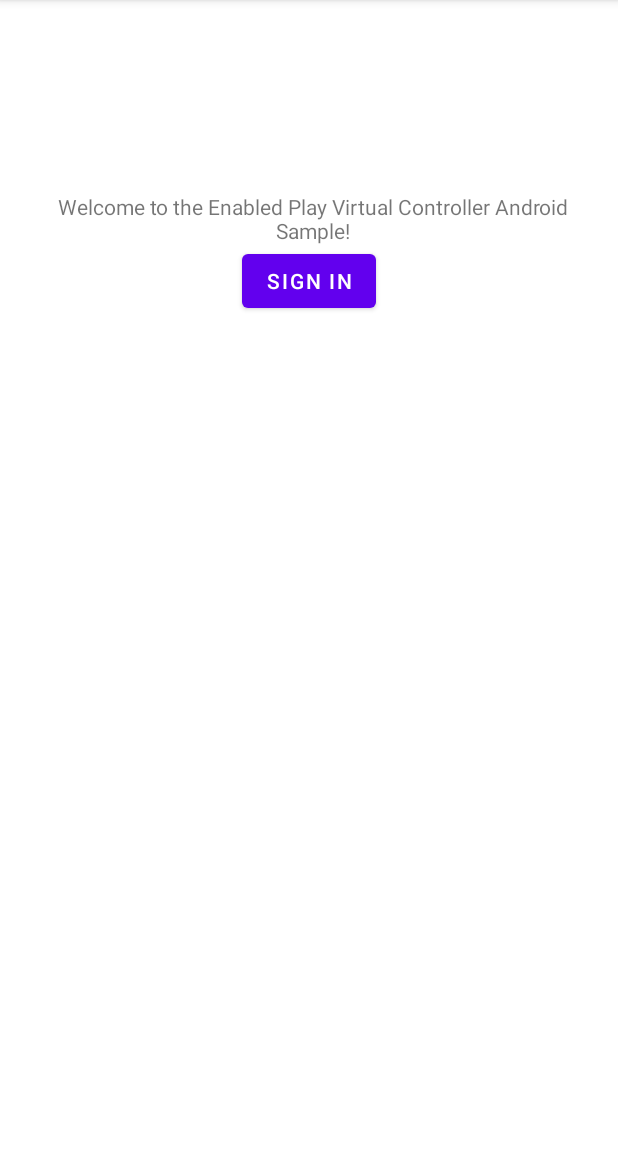
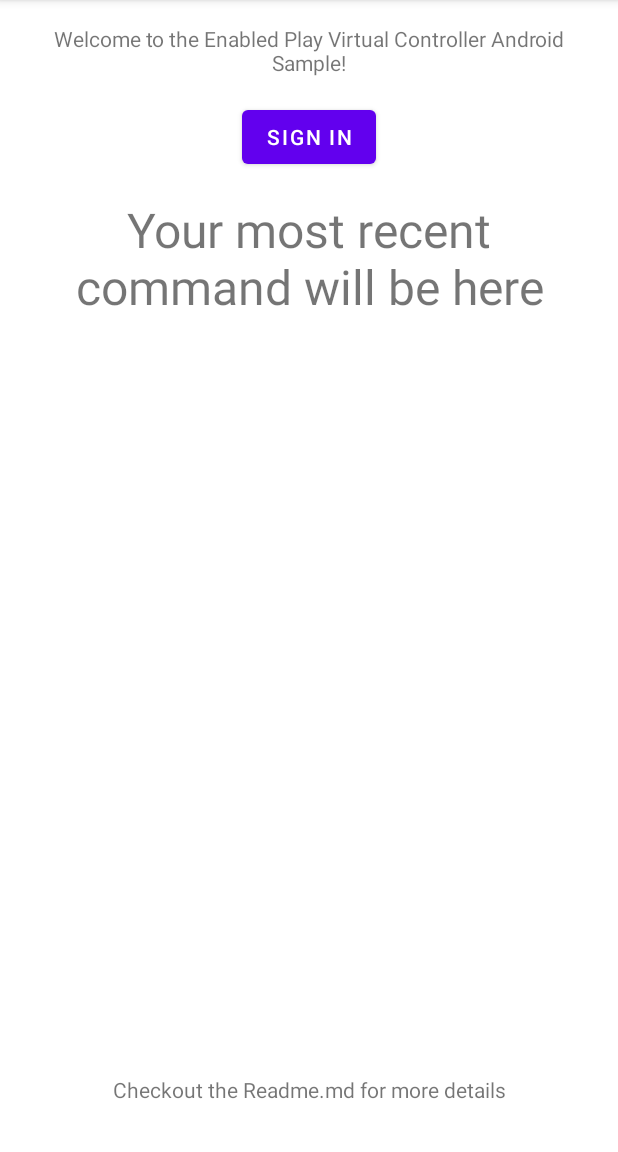
Before and after one commit to Cephable/Cephable-VirtualController-Sample, an Android app: the screen it shows after launch (MainActivity), on a phone screen of 412 x 824 dp, the part 84-1236 px from its top. Run offline under Robolectric (Android 15) with nearby library versions, the phone set to English and light mode, and no system bars; our stand-ins replace RxJava; libraries missing offline, so code that uses them is left out: com.microsoft.signalr; 1 statement that could not run was skipped.

Commit message:
Enabled Play Virtual Controller Demo

```diff
--- a/src/android/app/src/main/java/com/example/myapplication/MainActivity.kt
+++ b/src/android/app/src/main/java/com/example/myapplication/MainActivity.kt
@@ -6,7 +6,9 @@ import androidx.appcompat.app.AppCompatActivity
 import android.os.Bundle
 import android.widget.Button
 import android.widget.TextView
+import com.microsoft.signalr.HubConnection
 import com.microsoft.signalr.HubConnectionBuilder
+import com.microsoft.signalr.HubConnectionState
 import io.reactivex.rxjava3.core.Single
 import okhttp3.*
 import okhttp3.RequestBody.Companion.toRequestBody
@@ -22,14 +24,19 @@ class MainActivity : AppCompatActivity() {
     private val state = UUID.randomUUID().toString()
     private var accessToken: String? = null
     private var refreshToken: String? = null
+    private var userDeviceId: String? = null
+    private var deviceToken: String? = null
     private var authButton: Button? = null
     private var textView: TextView? = null
+    private var commandTextView: TextView? = null
+    private var hubConnection: HubConnection? = null
 
     override fun onCreate(savedInstanceState: Bundle?) {
         super.onCreate(savedInstanceState)
         setContentView(R.layout.activity_main)
         textView = findViewById(R.id.textView)
-        authButton = findViewById<Button>(R.id.signInButton)
+        authButton = findViewById(R.id.signInButton)
+        commandTextView = findViewById(R.id.command)
         authButton!!.setOnClickListener {
             val authUri = Uri.parse("https://services.enabledplay.com/signin")
                 .buildUpon()
@@ -40,6 +47,12 @@ class MainActivity : AppCompatActivity() {
 
             val intent = Intent(Intent.ACTION_VIEW, authUri)
             startActivity(intent)
+        }
+
+        loadState()
+        updateState()
+        if(deviceToken != null) {
+            connect()
         }
     }
 
@@ -56,7 +69,42 @@ class MainActivity : AppCompatActivity() {
                 // Handle the case where the user denied the authorization request
             }
         }
+        loadState()
+        updateState()
+        if(deviceToken != null) {
+            connect()
+        }
     }
+
+    private fun setStatusText(text: String) {
+        textView?.text = text
+    }
+
+    private fun loadState() {
+        // load state from shared preferences
+        val sharedPref = this.getPreferences(MODE_PRIVATE) ?: return
+        accessToken = sharedPref.getString("accessToken", null)
+        refreshToken = sharedPref.getString("refreshToken", null)
+        userDeviceId = sharedPref.getString("userDeviceId", null)
+        deviceToken = sharedPref.getString("deviceToken", null)
+
+    }
+
+
+    private fun updateState() {
+
+        if(accessToken != null) {
+            authButton?.visibility = Button.INVISIBLE
+        }
+        if(hubConnection?.connectionState == HubConnectionState.CONNECTED) {
+            textView?.text = "Connected and Ready for Commands. Use the Enabled Play app to start sending commands with virtual buttons or expression controls"
+        }
+        else {
+            textView?.text = "Disconnected. Try restarting the app or signing out to try again"
+        }
+    }
+
+
 
     private val client = OkHttpClient()
     private fun exchangeCodeForTokens(code: String) {
@@ -76,6 +124,7 @@ class MainActivity : AppCompatActivity() {
         client.newCall(request).enqueue(object : Callback {
             override fun onFailure(call: Call, e: IOException) {
                 // Handle the failure case
+                setStatusText(e.message.toString())
                 print(e)
             }
 
@@ -91,25 +140,10 @@ class MainActivity : AppCompatActivity() {
 
                     // Create a user device
                     val userDevice = createUserDevice(deviceTypeId)
-                    val userDeviceId = userDevice.getString("id")
-                    val deviceToken = createUserDeviceToken(userDeviceId)
-                    saveValue("userDeviceId", userDeviceId)
-                    saveValue("deviceToken", deviceToken)
-
-                    // connect to signalr hub
-                    val hubConnection = HubConnectionBuilder.create("https://services.enabledplay.com/device")
-                        .withHeader("X-Device-Token", deviceToken)
-                        .withAccessTokenProvider(Single.defer { Single.just(accessToken!!) })
-                        .build()
-
-                    hubConnection.on("DeviceCommand", { command ->
-                        runOnUiThread {
-                            textView!!.text = command.toString()
-                        }
-                    }, String::class.java)
-
-                    hubConnection.start().blockingAwait()
-                    hubConnection.send("VerifySelf")
+                    userDeviceId = userDevice.getString("id")
+                    deviceToken = createUserDeviceToken(userDeviceId!!)
+                    saveValue("userDeviceId", userDeviceId!!)
+                    saveValue("deviceToken", deviceToken!!)
 
 
                 } else {
@@ -119,6 +153,27 @@ class MainActivity : AppCompatActivity() {
         })
     }
 
+    private fun connect() {
+        if(hubConnection?.connectionState == HubConnectionState.CONNECTED) {
+            return
+        }
+        // connect to signalr hub
+        hubConnection = HubConnectionBuilder.create("https://services.enabledplay.com/device")
+            .withHeader("X-Device-Token", deviceToken)
+            .withAccessTokenProvider(Single.defer { Single.just(accessToken!!) })
+            .build()
+
+        hubConnection!!.on("DeviceCommand", { command ->
+            runOnUiThread {
+                commandTextView!!.text = command.toString()
+            }
+        }, String::class.java)
+
+        hubConnection!!.start().blockingAwait()
+        hubConnection!!.send("VerifySelf")
+        updateState()
+
+    }
     fun saveValue(key: String, value: String) {
         val sharedPref = this.getPreferences(MODE_PRIVATE) ?: return
         with (sharedPref.edit()) {
--- a/src/android/app/src/main/res/layout/activity_main.xml
+++ b/src/android/app/src/main/res/layout/activity_main.xml
@@ -5,31 +5,52 @@
     android:layout_width="match_parent"
     android:layout_height="match_parent"
     tools:context=".MainActivity"
-    android:padding="32dp">
+    android:padding="16dp">
 
     <TextView
         android:id="@+id/textView"
         android:layout_width="wrap_content"
         android:layout_height="wrap_content"
-        android:layout_marginStart="32dp"
-        android:layout_marginEnd="32dp"
         android:text="Welcome to the Enabled Play Virtual Controller Android Sample!"
         android:textAlignment="center"
-        app:layout_constraintBottom_toBottomOf="parent"
         app:layout_constraintEnd_toEndOf="parent"
-        app:layout_constraintHorizontal_bias="0.461"
         app:layout_constraintStart_toStartOf="parent"
-        app:layout_constraintTop_toTopOf="parent"
-        app:layout_constraintVertical_bias="0.144" />
+        app:layout_constraintTop_toTopOf="parent" />
 
     <Button
         android:id="@+id/signInButton"
         android:layout_width="wrap_content"
         android:layout_height="wrap_content"
+        android:layout_margin="16dp"
         android:text="Sign In"
         app:layout_constraintTop_toBottomOf="@+id/textView"
         app:layout_constraintLeft_toLeftOf="parent"
         app:layout_constraintRight_toRightOf="parent"
         />
 
+    <TextView
+        android:id="@+id/command"
+        android:layout_width="wrap_content"
+        android:layout_height="wrap_content"
+        android:text="Your most recent command will be here"
+        app:layout_constraintTop_toBottomOf="@+id/signInButton"
+        app:layout_constraintLeft_toLeftOf="parent"
+        app:layout_constraintRight_toRightOf="parent"
+        android:textSize="32dp"
+        android:textAlignment="center"
+        android:layout_margin="16dp"
+        />
+
+    <TextView
+        android:id="@+id/textView3"
+        android:layout_width="wrap_content"
+        android:layout_height="wrap_content"
+        android:text="Checkout the Readme.md for more details"
+        app:layout_constraintBottom_toBottomOf="parent"
+        app:layout_constraintLeft_toLeftOf="parent"
+        app:layout_constraintRight_toRightOf="parent"
+        android:textAlignment="center"
+        android:layout_margin="16dp"
+        />
+
 </androidx.constraintlayout.widget.ConstraintLayout>
```
